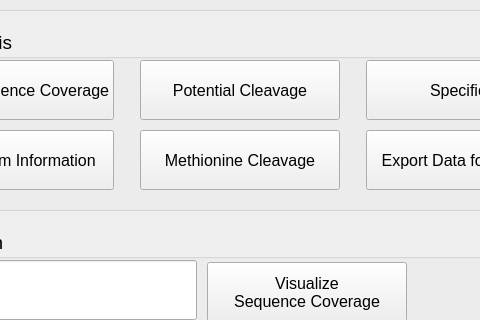
Above: GUI.ui from PhilippKaulich/MiddleDownAnalyzer before the change; both pictures show x 113 to 593 and y 170 to 490 of the 946 by 582 pixel window. Below: the same form after it.
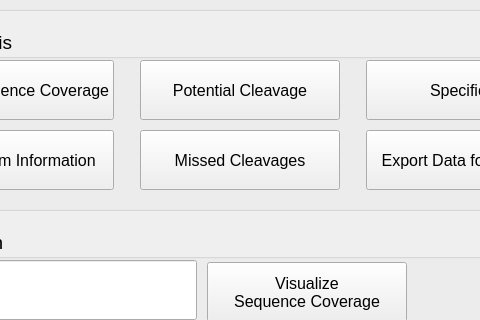
That is the form after the change.

```diff
--- a/GUI.ui
+++ b/GUI.ui
@@ -384,7 +384,7 @@
       </font>
      </property>
      <property name="text">
-      <string>Methionine Cleavage</string>
+      <string>Missed Cleavages</string>
      </property>
      <property name="autoDefault">
       <bool>false</bool>
```
Left out of the diff: 47 changed lines with no effect on the pictures.
